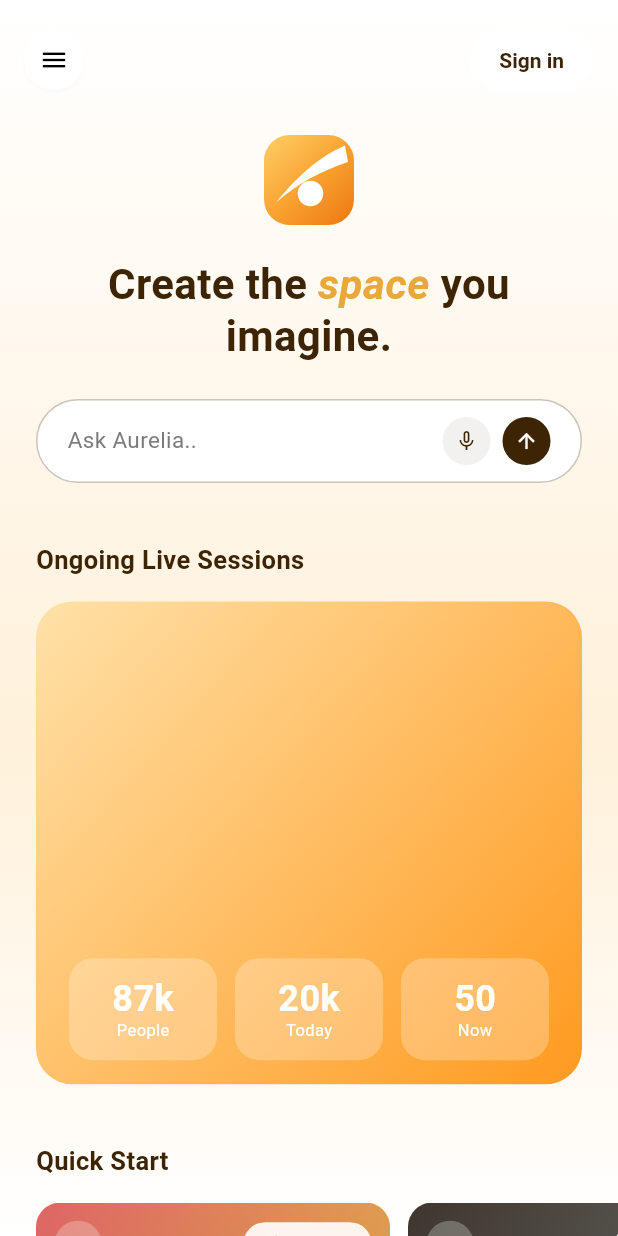
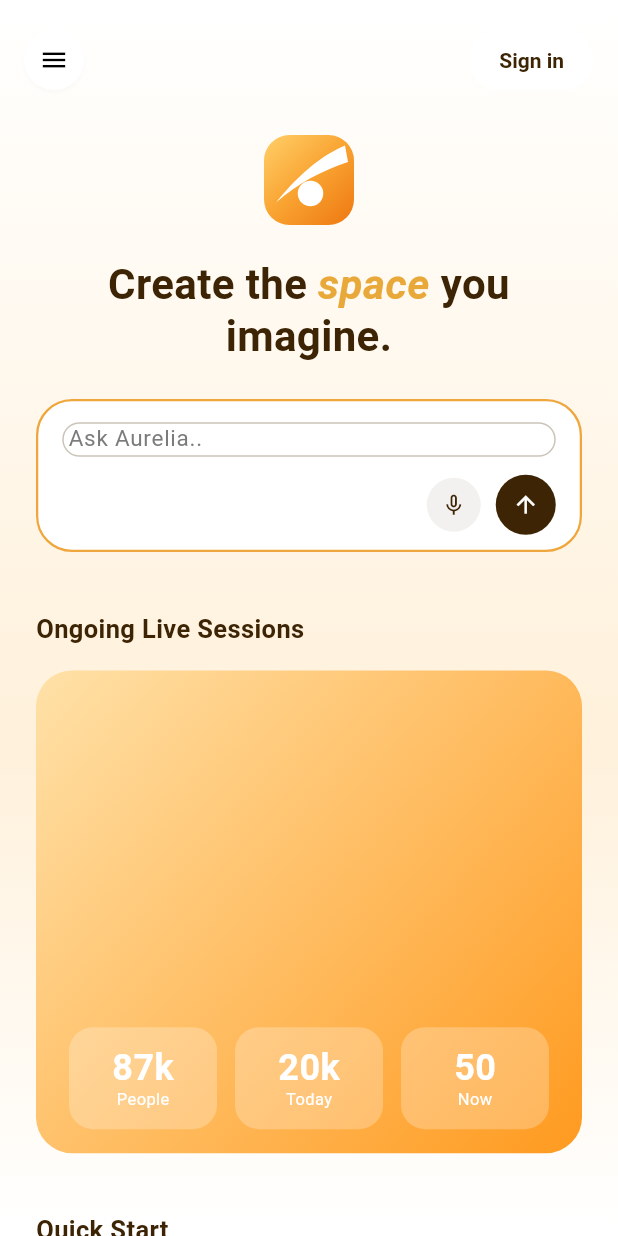
Before and after one commit to sandmanz26/aureliamobile, a Flutter app: the screen it shows after launch, on a phone screen of 412 x 824 dp. Run offline on Flutter 3.47's test engine with Material 3 defaults, Android fonts, the phone set to English and light mode, and no system bars; network calls fail.

Commit message:
Mobile: type on Home before the account is asked for
Matches the web change. The field was a Text in a GestureDetector — a fake
that bounced you to chat on tap — and is now a real composer: a typable
field, sized for a sentence, with the mic and send under what you wrote
rather than crowding the end of the line.

The ask lands on send, not on the first keystroke, and the text travels
with it: chat opens on what was typed as the first thing said, including
after a detour through sign-in. ChatArgs carries it.

The old test asserted the behaviour this replaces — that tapping the prompt
sends you to sign in — so it now covers the whole path instead: typing
stays on Home, send puts up the wall, and the text is in the thread on the
other side of it. Writing it caught that signing in through a freshly
pushed /login throws away the destination the gate remembered, so it signs
in on the screen the gate actually put up.

analyze clean, 15/15 pass.

Co-Authored-By: Claude Opus 5 <noreply@anthropic.com>
Claude-Session: https://claude.ai/code/session_01Je1v64McNyB6XEu6gFgM4C

```diff
--- a/lib/features/home/home_screen.dart
+++ b/lib/features/home/home_screen.dart
@@ -170,7 +170,10 @@ class _HomeScreenState extends State<HomeScreen> {
                     ),
                     const SizedBox(height: AppSpacing.s6),
                     _AskAureliaField(
-                      onTap: () => _gate('/chat'),
+                      // An empty send still opens chat — nothing to carry, but
+                      // the tap plainly meant "take me there".
+                      onSubmit: (text) => _gate('/chat',
+                          arguments: text.isEmpty ? null : ChatArgs(ask: text)),
                       onVoice: _gateVoice,
                     ),
                   ],
@@ -357,52 +360,95 @@ class _HomeScreenState extends State<HomeScreen> {
 
 /// The prompt field. Tapping it is the moment a visitor commits, so that is
 /// where the sign-in ask lands — not on page load.
-class _AskAureliaField extends StatelessWidget {
-  const _AskAureliaField({required this.onTap, required this.onVoice});
+/// A composer, not a search field: sized for a sentence about how you want to
+/// feel, with the actions under what you typed rather than crowding the end of
+/// the line.
+///
+/// A visitor can type here without an account. The ask lands on send, not on
+/// the first keystroke: someone who has just written what they want is far
+/// likelier to finish signing up than someone stopped before saying anything,
+/// and what they typed travels with them so it never has to be written twice.
+class _AskAureliaField extends StatefulWidget {
+  const _AskAureliaField({required this.onSubmit, required this.onVoice});
 
-  final VoidCallback onTap;
+  final ValueChanged<String> onSubmit;
   final VoidCallback onVoice;
 
   @override
+  State<_AskAureliaField> createState() => _AskAureliaFieldState();
+}
+
+class _AskAureliaFieldState extends State<_AskAureliaField> {
+  final _controller = TextEditingController();
+
+  @override
+  void dispose() {
+    _controller.dispose();
+    super.dispose();
+  }
+
+  void _submit() => widget.onSubmit(_controller.text.trim());
+
+  @override
   Widget build(BuildContext context) {
-    return GestureDetector(
-      onTap: onTap,
-      child: Container(
-        height: 56,
-        padding: const EdgeInsets.symmetric(horizontal: AppSpacing.s5),
+    return Container(
+      padding: const EdgeInsets.fromLTRB(
+          AppSpacing.s4, AppSpacing.s4 - 2, AppSpacing.s4, 10),
       decoration: BoxDecoration(
         color: AppColors.surface,
-          border: Border.all(color: AppColors.border),
-          borderRadius: BorderRadius.circular(AppRadius.full),
+        border: Border.all(color: const Color(0xFFEFA63C), width: 1.5),
+        borderRadius: BorderRadius.circular(AppRadius.xl2),
       ),
-        child: Row(
+      child: Column(
+        crossAxisAlignment: CrossAxisAlignment.stretch,
         children: [
-            Expanded(child: Text('Ask Aurelia..', style: AppTextStyles.bodyMd)),
+          TextField(
+            controller: _controller,
+            textInputAction: TextInputAction.send,
+            onSubmitted: (_) => _submit(),
+            style: AppTextStyles.bodyMd.copyWith(color: AppColors.textPrimary),
+            decoration: InputDecoration(
+              isDense: true,
+              border: InputBorder.none,
+              contentPadding: EdgeInsets.zero,
+              hintText: 'Ask Aurelia..',
+              hintStyle: AppTextStyles.bodyMd,
+            ),
+          ),
+          const SizedBox(height: AppSpacing.s3),
+          Row(
+            mainAxisAlignment: MainAxisAlignment.end,
+            children: [
               GestureDetector(
-              onTap: onVoice,
+                onTap: widget.onVoice,
                 child: Container(
-                width: 32,
-                height: 32,
+                  width: 36,
+                  height: 36,
                   decoration: const BoxDecoration(
                     color: AppColors.backgroundElevated,
                     shape: BoxShape.circle,
                   ),
                   child: const Icon(Icons.mic_none,
-                    size: 16, color: AppColors.iconDefault),
+                      size: 17, color: AppColors.iconDefault),
                 ),
               ),
-            const SizedBox(width: AppSpacing.s2),
-            Container(
-              width: 32,
-              height: 32,
+              const SizedBox(width: 10),
+              GestureDetector(
+                onTap: _submit,
+                child: Container(
+                  width: 40,
+                  height: 40,
                   decoration: const BoxDecoration(
                     color: AppColors.iconDefault,
                     shape: BoxShape.circle,
                   ),
-              child: const Icon(Icons.arrow_upward, size: 16, color: AppColors.iconInverse),
+                  child: const Icon(Icons.arrow_upward,
+                      size: 18, color: AppColors.iconInverse),
+                ),
               ),
             ],
           ),
+        ],
       ),
     );
   }
--- a/lib/main.dart
+++ b/lib/main.dart
@@ -92,7 +92,7 @@ class _AureliaAppState extends State<AureliaApp> {
         case '/chat':
           final args = settings.arguments;
           if (args is ChatArgs) {
-            return ChatScreen(brief: args.brief, startVoice: args.startVoice);
+            return ChatScreen(brief: args.brief, startVoice: args.startVoice, ask: args.ask);
           }
           return ChatScreen(brief: args is RecreateBrief ? args : null);
         case '/session':
```
Also changed, not shown: lib/features/chat/chat_screen.dart (+36 -2 lines), 1 other file. Lines whose indentation alone changed are shown as unchanged.
